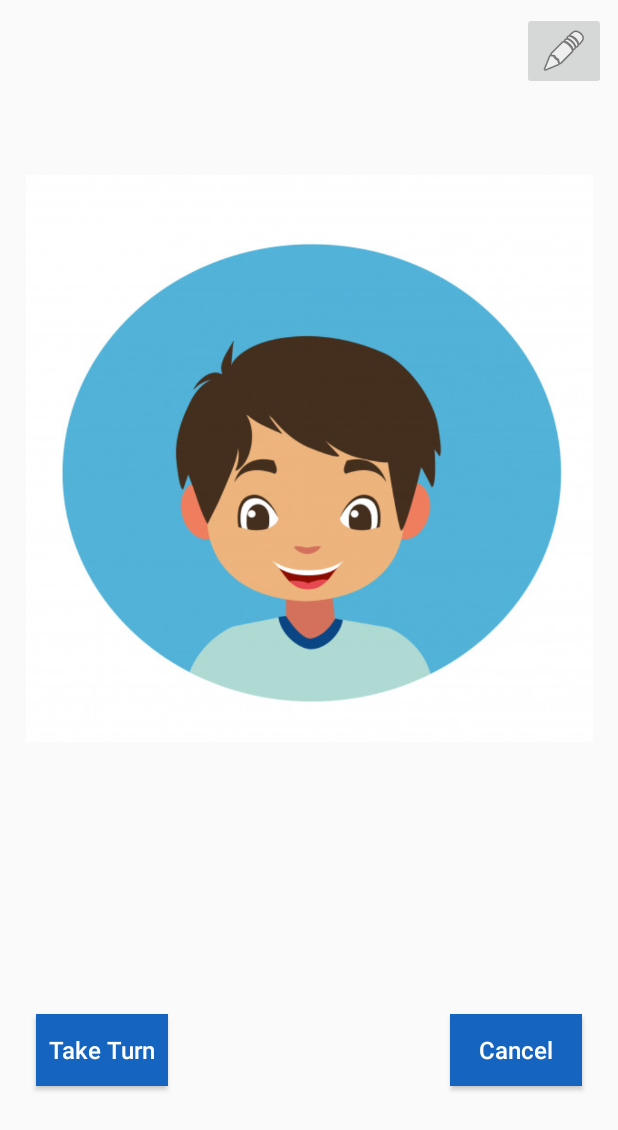
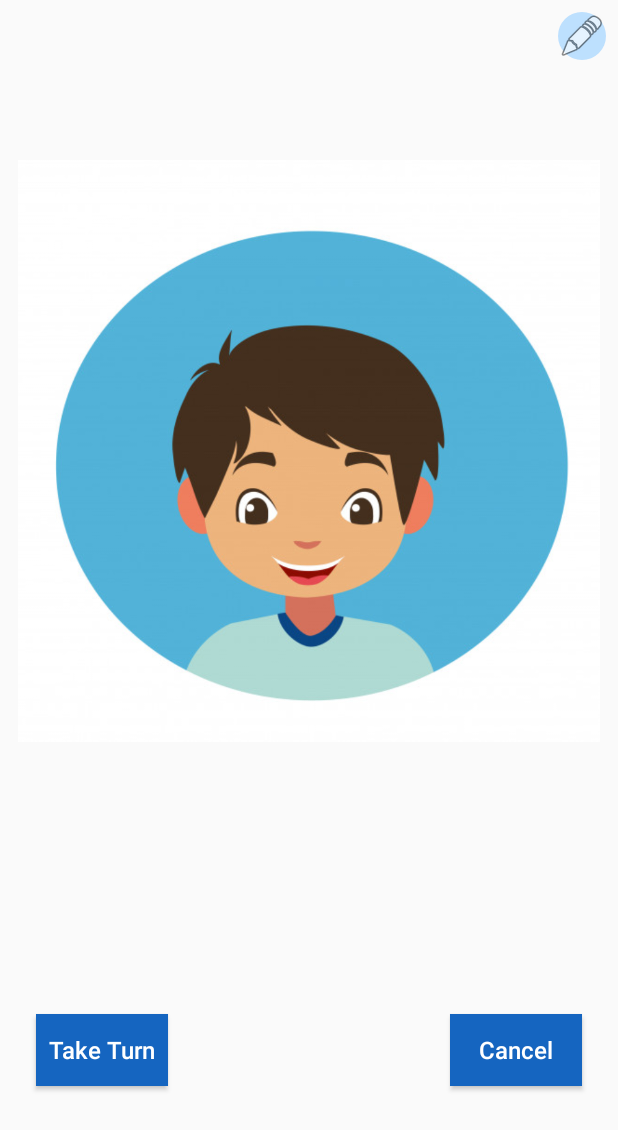
Before and after one commit to ACimensel/Practical-Parent, an Android app: the layout fragment_task_desc.xml on its own in the app's theme, with its tools: preview values and no code run, on a phone screen of 412 x 824 dp. Shown: the top 1130 px of the screen. Run offline under Robolectric (Android 15) with nearby library versions, the phone set to English and light mode, and no system bars.

Commit message:
change the  shape and color of edit button in TaskFragment.

```diff
--- a/app/src/main/res/layout/fragment_task_desc.xml
+++ b/app/src/main/res/layout/fragment_task_desc.xml
@@ -33,6 +33,7 @@
         android:layout_alignParentEnd="true"
         android:layout_marginTop="8dp"
         android:layout_marginEnd="8dp"
+        android:background="@drawable/edit_btn_background"
         app:layout_constraintEnd_toEndOf="parent"
         app:layout_constraintTop_toTopOf="parent"
         app:srcCompat="@android:drawable/ic_menu_edit" />
```
